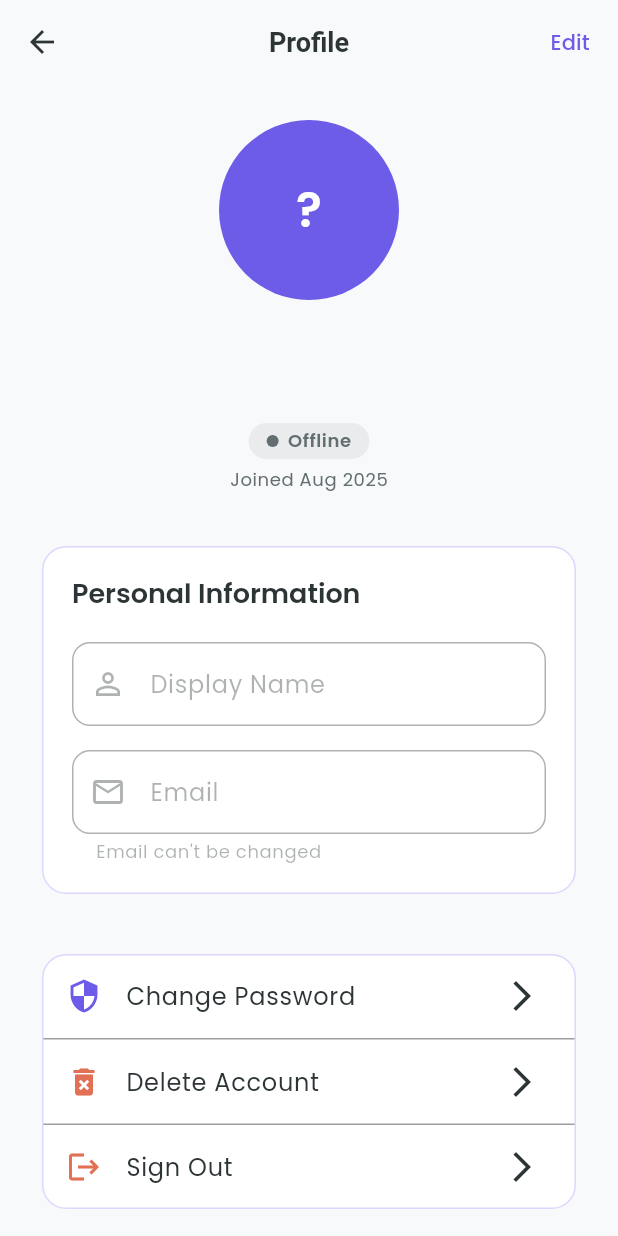
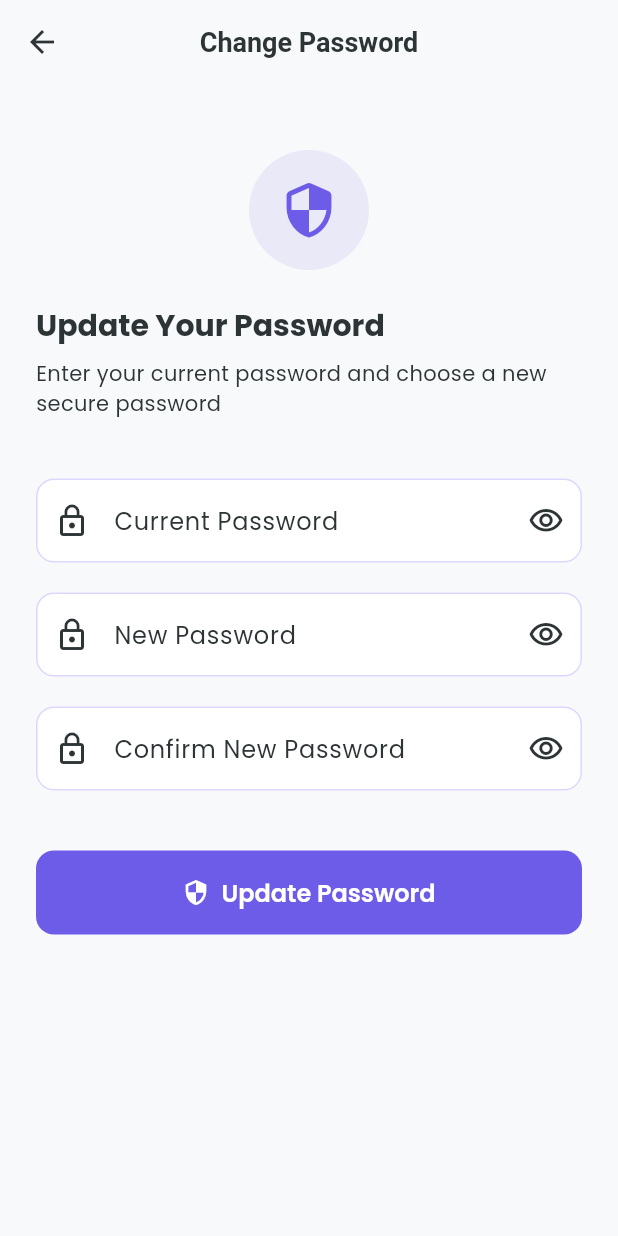
Before and after one commit to RuomiChen/chat_app, a Flutter app: the ProfileView screen opened by its route, after a tap on "Change Password", on a phone screen of 412 x 824 dp. Run offline on Flutter 3.47's test engine with Material 3 defaults, Android fonts, the phone set to English and light mode, and no system bars; our stand-ins replace cloud_firestore, firebase_auth, firebase_core, get, google_fonts; accounts and stored records are empty.

Commit message:
feat:change password

```diff
--- /dev/null
+++ b/lib/controllers/change_password_controller.dart
@@ -0,0 +1,151 @@
+import 'package:chat_app/controllers/auth_controller.dart';
+import 'package:firebase_auth/firebase_auth.dart';
+import 'package:flutter/material.dart';
+import 'package:get/get.dart';
+
+class ChangePasswordController extends GetxController {
+  final AuthController _authController = Get.find<AuthController>();
+  final TextEditingController currentPasswordController =
+      TextEditingController();
+  final TextEditingController newPasswordController = TextEditingController();
+  final TextEditingController confirmPasswordController =
+      TextEditingController();
+  final GlobalKey<FormState> formKey = GlobalKey<FormState>();
+  final RxBool _isLoading = false.obs;
+  final RxString _error = ''.obs;
+  final RxBool _obscureCurrentPassword = true.obs;
+  final RxBool _obscureNewPassword = true.obs;
+  final RxBool _obscureConfirmPassword = true.obs;
+
+  bool get isLoading => _isLoading.value;
+  String get error => _error.value;
+  bool get obscureCurrentPassword => _obscureCurrentPassword.value;
+  bool get obscureNewPassword => _obscureNewPassword.value;
+  bool get obscureConfirmPassword => _obscureConfirmPassword.value;
+
+  @override
+  void onClose() {
+    currentPasswordController.dispose();
+    newPasswordController.dispose();
+    super.onClose();
+  }
+
+  void toggleCurrentPasswordVisibility() {
+    _obscureCurrentPassword.value = !_obscureCurrentPassword.value;
+  }
+  void toggleNewPasswordVisibility() {
+    _obscureNewPassword.value = !_obscureNewPassword.value;
+  }
+    void toggleConfirmPasswordVisibility() {
+    _obscureConfirmPassword.value = !_obscureConfirmPassword.value;
+  }
+  Future<void> changePassword() async {
+    if (!formKey.currentState!.validate()) return;
+    try {
+      _isLoading.value = true;
+      _error.value = '';
+
+      final user = FirebaseAuth.instance.currentUser;
+
+      if (user == null) {
+        throw Exception('No User Logged In');
+      }
+      final credential = EmailAuthProvider.credential(
+        email: user.email!,
+        password: currentPasswordController.text,
+      );
+
+      await user.reauthenticateWithCredential(credential);
+
+      await user.updatePassword(newPasswordController.text);
+
+      Get.snackbar(
+        'Success',
+        'Password Changed Successfully',
+        backgroundColor: Colors.green.withOpacity(0.1),
+        colorText: Colors.green,
+        duration: Duration(seconds: 3),
+      );
+      currentPasswordController.clear();
+      newPasswordController.clear();
+      confirmPasswordController.clear();
+     _authController.signOut();
+    } on FirebaseAuthException catch (e) {
+      String errorMessage;
+      switch (e.code) {
+        case 'wrong-password':
+          errorMessage = 'Current Password is Incorrect';
+          break;
+
+        case 'weak-password':
+          errorMessage = 'New Password is too weak';
+          break;
+        case 'requires-recent-login':
+          errorMessage =
+              'Please sign out and sign in again before changing password';
+          break;
+        default:
+          errorMessage = 'Failed To Change Password';
+      }
+      _error.value = errorMessage;
+      Get.snackbar(
+        'Error',
+        errorMessage,
+        backgroundColor: Colors.red.withOpacity(0.1),
+        colorText: Colors.red,
+        duration: Duration(seconds: 4),
+      );
+    } catch (e) {
+      _error.value = "Failed To Change Password";
+      print(e.toString());
+      Get.snackbar(
+        'Error',
+        _error.value,
+        backgroundColor: Colors.red.withOpacity(0.1),
+        colorText: Colors.red,
+        duration: Duration(seconds: 4),
+      );
+    } finally {
+      _isLoading.value = false;
+    }
+  }
+
+  String? validateCurrentPassword(String? value) {
+    if (value?.isEmpty ?? true) {
+      return 'Please enter your current password';
+    }
+    return null;
+  }
+
+  String? validateNewPassword(String? value) {
+    if (value?.isEmpty ?? true) {
+      return 'Please enter a new password';
+    }
+
+    if(value!.length<6){
+      return 'Password Must be at least 6 characters';
+    }
+
+    if(value==currentPasswordController.text){
+      return 'New password must be different from current password';
+    }
+
+    return null;
+  }
+   String? validateConfirmPassword(String? value) {
+    if (value?.isEmpty ?? true) {
+      return 'Please confirm your new password';
+    }
+
+
+    if(value!=newPasswordController.text){
+      return 'Password Does Not Match';
+    }
+
+    return null;
+  }
+
+  void clearError(){
+    _error.value = '';
+  }
+}
--- a/lib/routes/app_pages.dart
+++ b/lib/routes/app_pages.dart
@@ -3,7 +3,8 @@ import 'package:chat_app/routes/app_routes.dart';
 import 'package:chat_app/views/auth/forgot_password_view.dart';
 import 'package:chat_app/views/auth/login_view.dart';
 import 'package:chat_app/views/auth/register_view.dart';
-import 'package:chat_app/views/profile_view.dart';
+import 'package:chat_app/views/profile/change_password_view.dart';
+import 'package:chat_app/views/profile/profile_view.dart';
 import 'package:chat_app/views/splash_view.dart';
 import 'package:get/get.dart';
 
@@ -15,7 +16,7 @@ class AppPages {
     GetPage(name: AppRoutes.login, page: ()=>const LoginView()),
     GetPage(name: AppRoutes.register, page: ()=>const RegisterView()),
     GetPage(name: AppRoutes.forgotPassword, page: ()=>const ForgotPasswordView()),
-    // GetPage(name: AppRoutes.changePassword, page: ()=>const ChangePasswordView()),
+    GetPage(name: AppRoutes.changePassword, page: ()=>const ChangePasswordView()),
     // GetPage(name: AppRoutes.home, page: ()=>const HomeView()),
     // GetPage(name: AppRoutes.main, page: ()=>const MainView()),
     GetPage(name: AppRoutes.profile, page: ()=>const ProfileView(),binding: BindingsBuilder((){
--- /dev/null
+++ b/lib/views/profile/change_password_view.dart
@@ -0,0 +1,151 @@
+import 'package:chat_app/controllers/change_password_controller.dart';
+import 'package:chat_app/theme/app_theme.dart';
+import 'package:flutter/material.dart';
+import 'package:get/get.dart';
+
+class ChangePasswordView extends StatelessWidget {
+  const ChangePasswordView({super.key});
+
+  @override
+  Widget build(BuildContext context) {
+    final controller = Get.put(ChangePasswordController());
+
+    return Scaffold(
+      appBar: AppBar(title: Text('Change Password')),
+      body: SafeArea(
+        child: SingleChildScrollView(
+          padding: EdgeInsets.all(24),
+          child: Form(
+            key: controller.formKey,
+            child: Column(
+              crossAxisAlignment: CrossAxisAlignment.start,
+              children: [
+                SizedBox(height: 20),
+                Center(
+                  child: Container(
+                    width: 80,
+                    height: 80,
+                    decoration: BoxDecoration(
+                      color: AppTheme.primaryColor.withOpacity(0.1),
+                      borderRadius: BorderRadius.circular(40),
+                    ),
+                    child: Icon(
+                      Icons.security_rounded,
+                      size: 40,
+                      color: AppTheme.primaryColor,
+                    ),
+                  ),
+                ),
+                SizedBox(height: 24),
+                Text(
+                  'Update Your Password',
+                  style: Theme.of(context).textTheme.headlineSmall?.copyWith(
+                    fontWeight: FontWeight.bold,
+                  ),
+                  textAlign: TextAlign.center,
+                ),
+                SizedBox(height: 8),
+                Text(
+                  'Enter your current password and choose a new secure password',
+                  style: Theme.of(context).textTheme.bodyMedium?.copyWith(
+                    color: AppTheme.textPrimaryColor,
+                  ),
+                  textAlign: TextAlign.start,
+                ),
+                SizedBox(height: 40),
+                Obx(
+                  () => TextFormField(
+                    controller: controller.currentPasswordController,
+                    obscureText: controller.obscureCurrentPassword,
+                    decoration: InputDecoration(
+                      labelText: 'Current Password',
+                      prefixIcon: Icon(Icons.lock_outline),
+                      suffixIcon: IconButton(
+                        onPressed: controller.toggleCurrentPasswordVisibility,
+                        icon: Icon(
+                          controller.obscureCurrentPassword
+                              ? Icons.visibility_outlined
+                              : Icons.visibility_off_outlined,
+                        ),
+                      ),
+                      hintText: 'Enter your  password',
+                    ),
+                    validator: controller.validateCurrentPassword,
+                  ),
+                ),
+                SizedBox(height: 20),
+                Obx(
+                  () => TextFormField(
+                    controller: controller.newPasswordController,
+                    obscureText: controller.obscureNewPassword,
+                    decoration: InputDecoration(
+                      labelText: 'New Password',
+                      prefixIcon: Icon(Icons.lock_outline),
+                      suffixIcon: IconButton(
+                        onPressed: controller.toggleNewPasswordVisibility,
+                        icon: Icon(
+                          controller.obscureNewPassword
+                              ? Icons.visibility_outlined
+                              : Icons.visibility_off_outlined,
+                        ),
+                      ),
+                      hintText: 'Enter your new password',
+                    ),
+                    validator: controller.validateNewPassword,
+                  ),
+                ),
+                SizedBox(height: 20),
+                Obx(
+                  () => TextFormField(
+                    controller: controller.confirmPasswordController,
+                    obscureText: controller.obscureConfirmPassword,
+                    decoration: InputDecoration(
+                      labelText: 'Confirm New Password',
+                      prefixIcon: Icon(Icons.lock_outline),
+                      suffixIcon: IconButton(
+                        onPressed: controller.toggleConfirmPasswordVisibility,
+                        icon: Icon(
+                          controller.obscureConfirmPassword
+                              ? Icons.visibility_outlined
+                              : Icons.visibility_off_outlined,
+                        ),
+                      ),
+                      hintText: 'Confirm your new password',
+                    ),
+                    validator: controller.validateConfirmPassword,
+                  ),
+                ),
+                SizedBox(height: 40),
+                Obx(
+                  () => SizedBox(
+                    width: double.infinity,
+                    child: ElevatedButton.icon(
+                      onPressed: controller.isLoading
+                          ? null
+                          : controller.changePassword,
+                      icon: controller.isLoading
+                          ? SizedBox(
+                              height: 20,
+                              width: 20,
+                              child: CircularProgressIndicator(
+                                strokeWidth: 2,
+                                color: Colors.white,
+                              ),
+                            )
+                          : Icon(Icons.security),
+                      label: Text(
+                        controller.isLoading
+                            ? 'Updating...'
+                            : 'Update Password',
+                      ),
+                    ),
+                  ),
+                ),
+              ],
+            ),
+          ),
+        ),
+      ),
+    );
+  }
+}
--- a/lib/views/profile_view.dart
+++ b/lib/views/profile/profile_view.dart
@@ -1,4 +1,5 @@
 import 'package:chat_app/controllers/profile_controller.dart';
+import 'package:chat_app/routes/app_routes.dart';
 import 'package:chat_app/theme/app_theme.dart';
 import 'package:flutter/material.dart';
 import 'package:get/get.dart';
@@ -221,7 +222,7 @@ class ProfileView extends GetView<ProfileController> {
                       ),
                       title: Text('Change Password'),
                       trailing: Icon(Icons.arrow_forward_ios),
-                      onTap: () => Get.toNamed('/change-password'),
+                      onTap: () => Get.toNamed(AppRoutes.changePassword),
                     ),
                     Divider(height: 1, color: Colors.grey),
                     ListTile(
```
